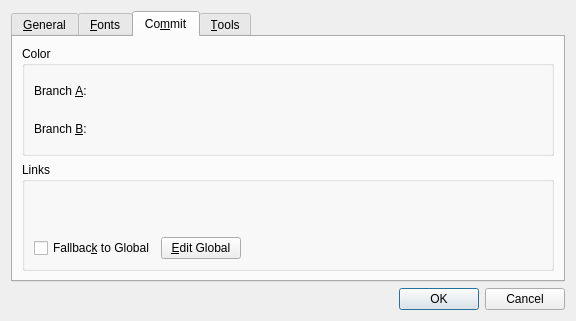
The window that qgitc/preferences.ui (timxx/qgitc) describes before a commit, drawn with Qt 5.
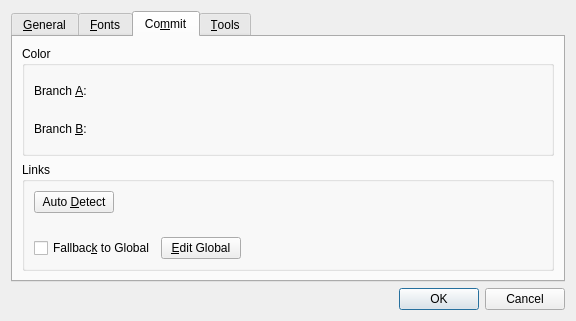
The same window after the commit. Custom widgets are drawn as their Qt base class.

Commit message: Add the ability to detect some repo settings for links

The edit to the form file:
```diff
--- a/qgitc/preferences.ui
+++ b/qgitc/preferences.ui
@@ -306,6 +306,33 @@
           <string>Links</string>
          </property>
          <layout class="QVBoxLayout" name="verticalLayout_9">
+          <item>
+           <layout class="QHBoxLayout" name="horizontalLayout_5">
+            <item>
+             <widget class="QPushButton" name="btnDetect">
+              <property name="toolTip">
+               <string>Audo detect current repo's settings</string>
+              </property>
+              <property name="text">
+               <string>Auto &amp;Detect</string>
+              </property>
+             </widget>
+            </item>
+            <item>
+             <spacer name="horizontalSpacer_5">
+              <property name="orientation">
+               <enum>Qt::Horizontal</enum>
+              </property>
+              <property name="sizeHint" stdset="0">
+               <size>
+                <width>40</width>
+                <height>20</height>
+               </size>
+              </property>
+             </spacer>
+            </item>
+           </layout>
+          </item>
           <item>
            <widget class="LinkEditWidget" name="linkEditWidget" native="true"/>
           </item>
```
The commit also changes 3 other files.
